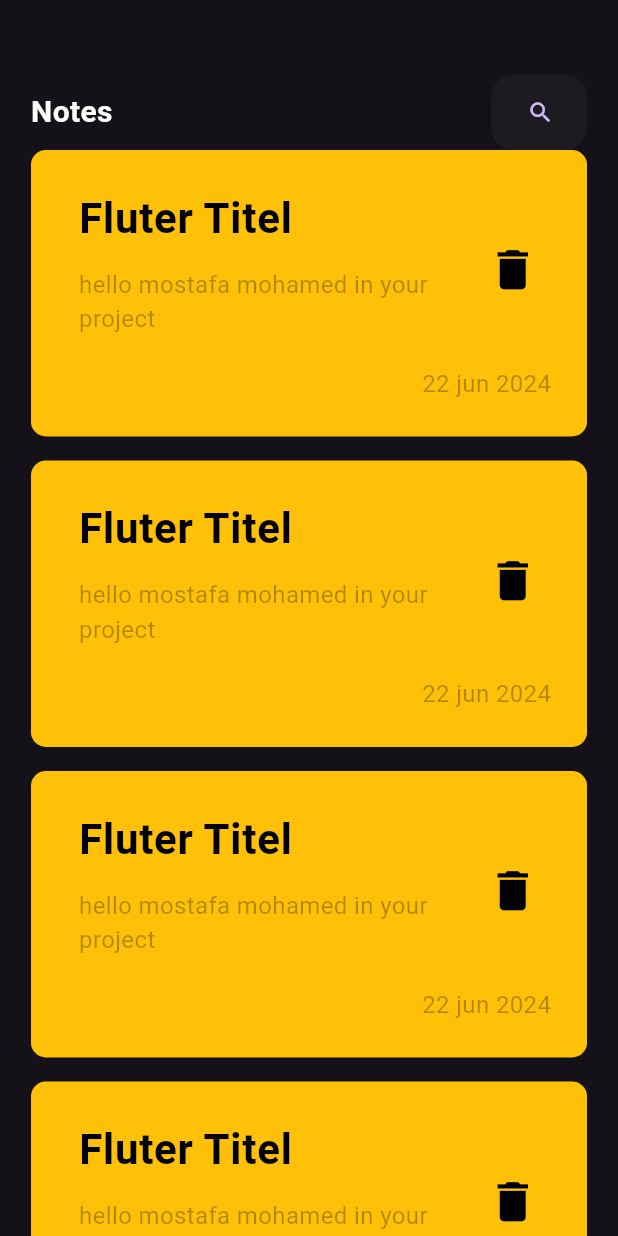
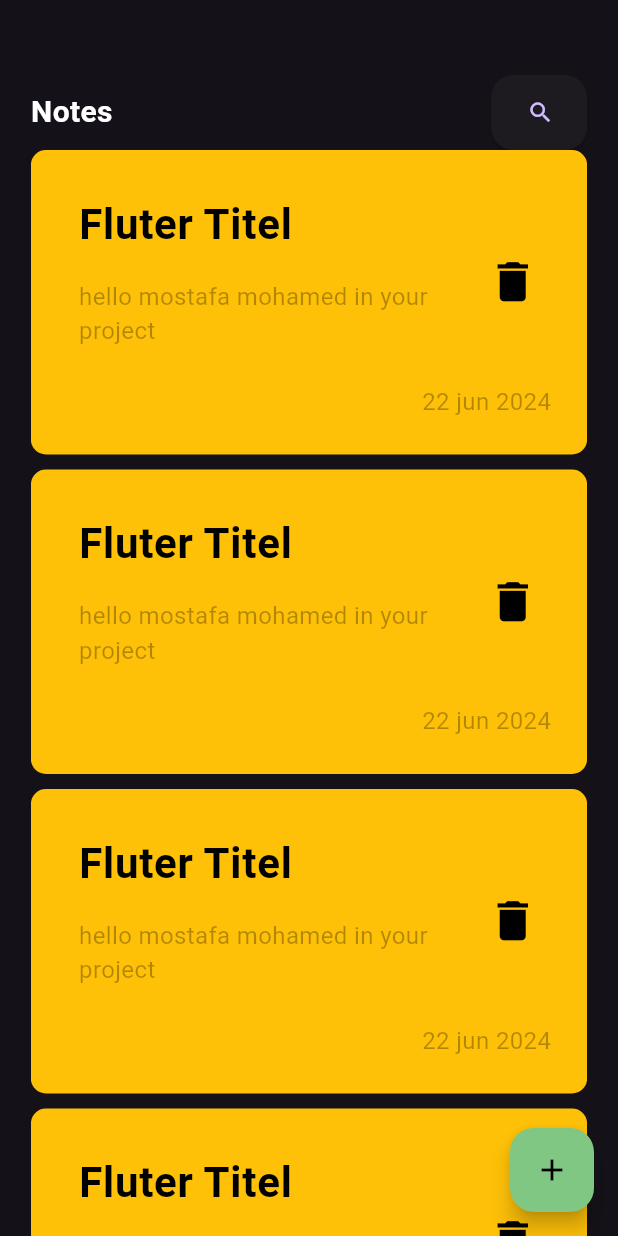
Before and after one commit to mostafa9011/notesApp, a Flutter app: the screen it shows after launch, on a phone screen of 412 x 824 dp. Run offline on Flutter 3.47's test engine with Material 3 defaults, Android fonts, the phone set to English and light mode, and no system bars.

Commit message:
add floating action button

```diff
--- a/lib/views/notes_view.dart
+++ b/lib/views/notes_view.dart
@@ -7,8 +7,16 @@ class NotesView extends StatelessWidget {
 
   @override
   Widget build(BuildContext context) {
-    return const Scaffold(
-      body:NotesBody(),
+    return Scaffold(
+      floatingActionButton: FloatingActionButton(
+        backgroundColor: Colors.green[300],
+        onPressed: () {},
+        child: const Icon(
+          Icons.add,
+          color: Colors.black,
+        ),
+      ),
+      body: const NotesBody(),
     );
   }
 }
--- a/lib/widgets/custom_notes_item.dart
+++ b/lib/widgets/custom_notes_item.dart
@@ -8,8 +8,8 @@ class CustomNoteItem extends StatelessWidget {
   @override
   Widget build(BuildContext context) {
     return Container(
-        padding: const EdgeInsets.only(left: 16, top: 16, bottom: 24),
-        margin: const EdgeInsets.only(bottom: 16),
+        padding: const EdgeInsets.only(left: 16, top: 20, bottom: 24),
+        margin: const EdgeInsets.only(bottom: 10),
         decoration: BoxDecoration(
           color: Colors.amber,
           borderRadius: BorderRadius.circular(10),
@@ -27,7 +27,7 @@ class CustomNoteItem extends StatelessWidget {
                 ),
               ),
               subtitle: Padding(
-                padding: const EdgeInsets.symmetric(vertical: 12),
+                padding: const EdgeInsets.symmetric(vertical: 16),
                 child: Text(
                   'hello mostafa mohamed in your project',
                   style: TextStyle(
```
